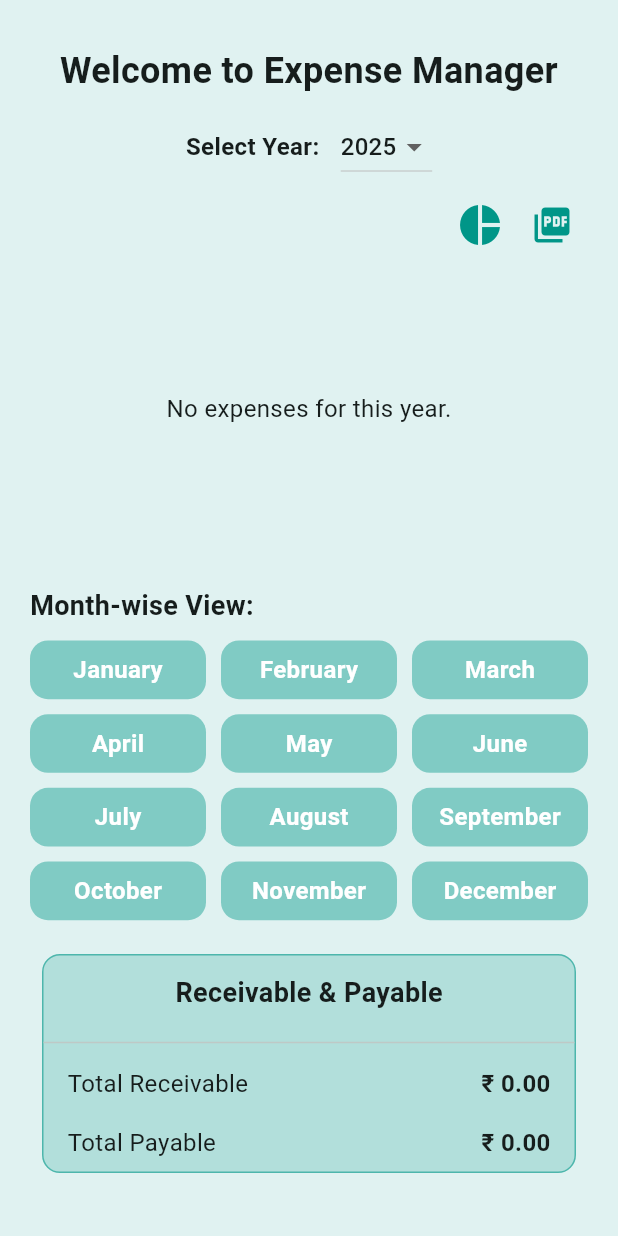
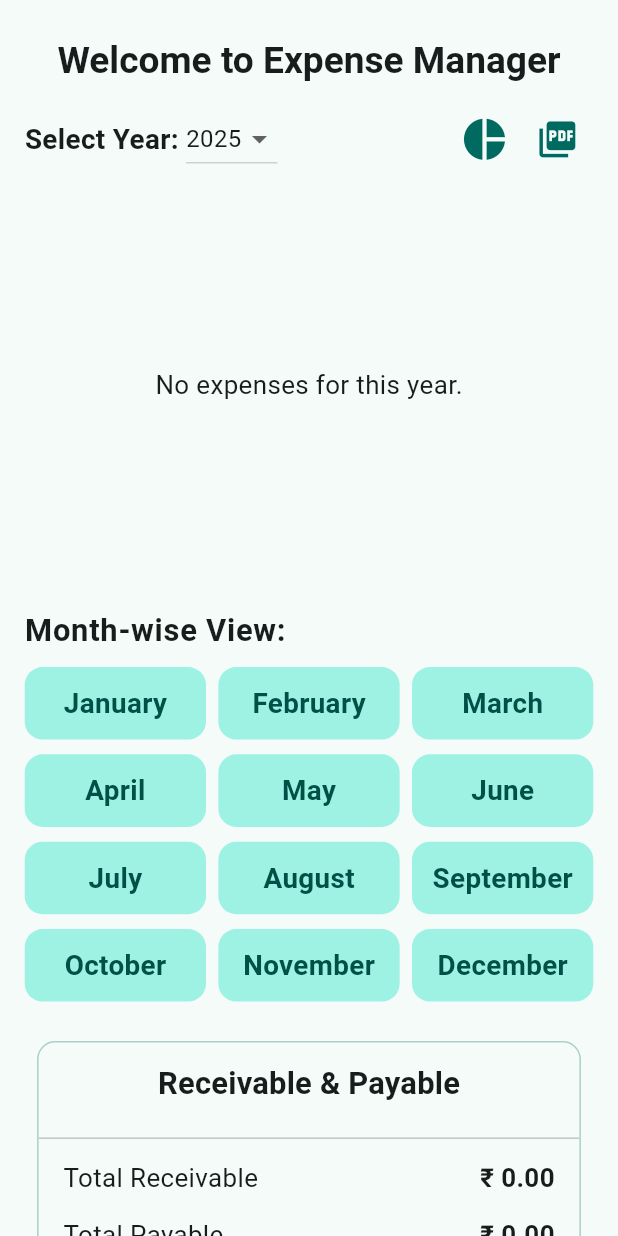
Before and after one commit to riteshny-dev/expense_manager, a Flutter app: the screen it shows after launch, after a tap on the "picture as pdf" icon, on a phone screen of 412 x 824 dp. Run offline on Flutter 3.47's test engine with Material 3 defaults, Android fonts, the phone set to English and light mode, and no system bars; our stand-ins replace fl_chart, hive, hive_flutter, pdf, permission_handler, share_plus; accounts and stored records are empty.

Commit message:
Made changes to the Welcome screen compatiable with the all the mobiles

```diff
--- a/lib/screens/welcome_screen.dart
+++ b/lib/screens/welcome_screen.dart
@@ -4,7 +4,6 @@ import 'package:hive/hive.dart';
 import 'package:pdf/widgets.dart' as pw;
 import 'package:pdf/pdf.dart';
 import 'package:path_provider/path_provider.dart';
-import 'package:permission_handler/permission_handler.dart';
 import 'dart:io';
 import 'package:share_plus/share_plus.dart';
 
@@ -72,7 +71,7 @@ class _WelcomeScreenState extends State<WelcomeScreen> {
           color: color,
           value: entry.value,
           title: '${entry.key}\n${percentage.toStringAsFixed(1)}%',
-          radius: 50,
+          radius: 40,
           titleStyle: const TextStyle(
             fontSize: 11,
             fontWeight: FontWeight.bold,
@@ -117,42 +116,42 @@ class _WelcomeScreenState extends State<WelcomeScreen> {
     }).toList();
   }
 
-  Widget _buildReceivablePayableSection() {
+  Widget _buildReceivablePayableSection(double screenWidth, double screenHeight, Color cardColor, Color borderColor, TextStyle? titleStyle, TextStyle? valueStyle) {
     return Padding(
-      padding: const EdgeInsets.symmetric(horizontal: 8.0, vertical: 12.0),
+      padding: EdgeInsets.symmetric(horizontal: screenWidth * 0.02, vertical: screenHeight * 0.012),
       child: Container(
         decoration: BoxDecoration(
-          color: Colors.teal.shade100,
+          color: cardColor,
           borderRadius: BorderRadius.circular(12),
-          border: Border.all(color: Colors.teal.shade300),
+          border: Border.all(color: borderColor),
         ),
         child: Column(
           children: [
-            const Padding(
-              padding: EdgeInsets.symmetric(vertical: 12.0),
+            Padding(
+              padding: EdgeInsets.symmetric(vertical: screenHeight * 0.015),
               child: Text(
                 'Receivable & Payable',
-                style: TextStyle(fontSize: 18, fontWeight: FontWeight.bold),
+                style: titleStyle,
               ),
             ),
             const Divider(),
             Padding(
-              padding: const EdgeInsets.symmetric(horizontal: 16.0, vertical: 8),
+              padding: EdgeInsets.symmetric(horizontal: screenWidth * 0.04, vertical: screenHeight * 0.008),
               child: Row(
                 mainAxisAlignment: MainAxisAlignment.spaceBetween,
-                children: const [
-                  Text('Total Receivable', style: TextStyle(fontSize: 16)),
-                  Text('₹ 0.00', style: TextStyle(fontSize: 16, fontWeight: FontWeight.w600)),
+                children: [
+                  Text('Total Receivable', style: valueStyle),
+                  Text('₹ 0.00', style: valueStyle?.copyWith(fontWeight: FontWeight.w600)),
                 ],
               ),
             ),
             Padding(
-              padding: const EdgeInsets.symmetric(horizontal: 16.0, vertical: 8),
+              padding: EdgeInsets.symmetric(horizontal: screenWidth * 0.04, vertical: screenHeight * 0.008),
               child: Row(
                 mainAxisAlignment: MainAxisAlignment.spaceBetween,
-                children: const [
-                  Text('Total Payable', style: TextStyle(fontSize: 16)),
-                  Text('₹ 0.00', style: TextStyle(fontSize: 16, fontWeight: FontWeight.w600)),
+                children: [
+                  Text('Total Payable', style: valueStyle),
+                  Text('₹ 0.00', style: valueStyle?.copyWith(fontWeight: FontWeight.w600)),
                 ],
               ),
             ),
@@ -202,15 +201,13 @@ class _WelcomeScreenState extends State<WelcomeScreen> {
       ),
     );
 
-    // Request storage permission if needed
-    if (await Permission.manageExternalStorage.request().isGranted) {
-      Directory? downloadsDir;
+    Directory? dir;
     if (Platform.isAndroid) {
-        downloadsDir = await getExternalStorageDirectory();
+      dir = await getExternalStorageDirectory();
     } else {
-        downloadsDir = await getDownloadsDirectory();
+      dir = await getDownloadsDirectory();
     }
-      final file = File("${downloadsDir!.path}/expense_report_$_selectedYear.pdf");
+    final file = File("${dir!.path}/expense_report_$_selectedYear.pdf");
     await file.writeAsBytes(await pdf.save());
 
     // Share the file
@@ -223,24 +220,18 @@ class _WelcomeScreenState extends State<WelcomeScreen> {
         ),
       );
     }
-    } else {
-      if (mounted) {
-        ScaffoldMessenger.of(context).showSnackBar(
-          const SnackBar(
-            content: Text('Storage permission denied.'),
-          ),
-        );
-      }
-    }
   }
 
   @override
   Widget build(BuildContext context) {
+    final theme = Theme.of(context);
+    final colorScheme = theme.colorScheme;
+    final screenWidth = MediaQuery.of(context).size.width;
+    final screenHeight = MediaQuery.of(context).size.height;
     final expenseBox = Hive.box<Expense>('expenses');
     final expenses = expenseBox.values.toList();
     final yearlyData = _calculateYearlyTotals(expenses);
     final pieSections = _getPieChartSections(yearlyData);
-    final barGroups = _getBarChartGroups(yearlyData);
 
     final months = const [
       'January', 'February', 'March', 'April',
@@ -248,30 +239,60 @@ class _WelcomeScreenState extends State<WelcomeScreen> {
       'September', 'October', 'November', 'December',
     ];
 
+    // Theme-aware colors and styles
+    final backgroundColor = colorScheme.background;
+    final cardColor = colorScheme.surface;
+    final borderColor = colorScheme.primary.withOpacity(0.3);
+    final buttonColor = colorScheme.primaryContainer;
+    final textColor = colorScheme.onBackground;
+    final titleStyle = theme.textTheme.titleMedium?.copyWith(
+      fontWeight: FontWeight.bold,
+      fontSize: screenWidth * 0.05,
+      color: textColor,
+    );
+    final valueStyle = theme.textTheme.bodyMedium?.copyWith(
+      fontSize: screenWidth * 0.042,
+      color: textColor,
+    );
+
     return Scaffold(
-      backgroundColor: Colors.teal[50],
+      backgroundColor: backgroundColor,
       body: SafeArea(
+        child: SingleChildScrollView(
           child: Padding(
-          padding: const EdgeInsets.all(20),
+            padding: EdgeInsets.symmetric(
+              horizontal: screenWidth * 0.04,
+              vertical: screenHeight * 0.02,
+            ),
             child: Column(
+              crossAxisAlignment: CrossAxisAlignment.center,
               children: [
-              const SizedBox(height: 10),
-              const Text(
+                SizedBox(height: screenHeight * 0.01),
+                Text(
                   'Welcome to Expense Manager',
-                style: TextStyle(fontSize: 24, fontWeight: FontWeight.bold),
+                  style: theme.textTheme.titleLarge?.copyWith(
+                        fontSize: screenWidth * 0.06,
+                        fontWeight: FontWeight.bold,
+                        color: textColor,
+                      ),
                   textAlign: TextAlign.center,
                 ),
-              const SizedBox(height: 10),
+                SizedBox(height: screenHeight * 0.015),
                 Row(
                   mainAxisAlignment: MainAxisAlignment.center,
                   children: [
-                  const Text(
+                    Text(
                       'Select Year: ',
-                    style: TextStyle(fontSize: 16, fontWeight: FontWeight.bold),
+                      style: theme.textTheme.bodyMedium?.copyWith(
+                            fontWeight: FontWeight.bold,
+                            fontSize: screenWidth * 0.045,
+                            color: textColor,
                           ),
-                  const SizedBox(width: 10),
+                    ),
                     DropdownButton<int>(
                       value: _selectedYear,
+                      dropdownColor: cardColor,
+                      style: theme.textTheme.bodyMedium?.copyWith(color: textColor),
                       items: _availableYears
                           .map((year) => DropdownMenuItem(
                                 value: year,
@@ -284,17 +305,12 @@ class _WelcomeScreenState extends State<WelcomeScreen> {
                         }
                       },
                     ),
-                ],
-              ),
-              const SizedBox(height: 4),
-              Row(
-                mainAxisAlignment: MainAxisAlignment.end,
-                children: [
+                    const Spacer(),
                     IconButton(
                       icon: Icon(
                         _showPieChart ? Icons.pie_chart : Icons.bar_chart,
-                      color: Colors.teal,
-                      size: 32,
+                        color: colorScheme.primary,
+                        size: screenWidth * 0.08,
                       ),
                       tooltip: _showPieChart ? "Show Bar Chart" : "Show Pie Chart",
                       onPressed: () {
@@ -305,21 +321,23 @@ class _WelcomeScreenState extends State<WelcomeScreen> {
                       },
                     ),
                     IconButton(
-                    icon: const Icon(Icons.picture_as_pdf, color: Colors.teal, size: 28),
+                      icon: Icon(Icons.picture_as_pdf, color: colorScheme.primary, size: screenWidth * 0.07),
                       tooltip: "Export as PDF",
                       onPressed: _exportYearlyDataToPdf,
                     ),
                   ],
                 ),
-              Expanded(
-                flex: 2,
+                SizedBox(height: screenHeight * 0.01),
+                Container(
+                  height: screenHeight * 0.32,
+                  alignment: Alignment.center,
                   child: yearlyData.isEmpty
-                    ? const Center(child: Text('No expenses for this year.'))
+                      ? Center(child: Text('No expenses for this year.', style: valueStyle))
                       : _showPieChart
                           ? PieChart(
                               PieChartData(
                                 sectionsSpace: 2,
-                              centerSpaceRadius: 40,
+                                centerSpaceRadius: screenWidth * 0.13,
                                 sections: pieSections,
                               ),
                             )
@@ -340,11 +358,11 @@ class _WelcomeScreenState extends State<WelcomeScreen> {
                                         final value = rod.toY;
                                         return BarTooltipItem(
                                           value.toStringAsFixed(1),
-                                        const TextStyle(
-                                          color: Colors.black,
+                                          TextStyle(
+                                            color: textColor,
                                             fontWeight: FontWeight.bold,
                                             fontSize: 14,
-                                          backgroundColor: Colors.white,
+                                            backgroundColor: cardColor,
                                           ),
                                         );
                                       }
@@ -375,10 +393,10 @@ class _WelcomeScreenState extends State<WelcomeScreen> {
                                                 : value >= 1000
                                                     ? '${(value ~/ 1000)}K'
                                                     : value.toInt().toString(),
-                                          style: const TextStyle(
+                                            style: TextStyle(
                                               fontSize: 12,
                                               fontWeight: FontWeight.w500,
-                                            color: Colors.black87,
+                                              color: textColor,
                                             ),
                                             textAlign: TextAlign.right,
                                           ),
@@ -402,12 +420,11 @@ class _WelcomeScreenState extends State<WelcomeScreen> {
                                             padding: const EdgeInsets.only(top: 8.0),
                                             child: Text(
                                               keys[value.toInt()],
-                                            style: const TextStyle(
+                                              style: TextStyle(
                                                 fontSize: 10,
                                                 fontWeight: FontWeight.w500,
-                                              color: Colors.black87,
+                                                color: textColor,
                                               ),
-                                            textAlign: TextAlign.center,
                                             ),
                                           );
                                         }
@@ -417,56 +434,32 @@ class _WelcomeScreenState extends State<WelcomeScreen> {
                                   ),
                                 ),
                                 borderData: FlBorderData(show: false),
-                              barGroups: yearlyData.entries.toList().asMap().entries.map((entry) {
-                                final i = entry.key;
-                                final e = entry.value;
-                                final colorList = [
-                                  Colors.blue,
-                                  Colors.red,
-                                  Colors.green,
-                                  Colors.orange,
-                                  Colors.purple,
-                                  Colors.teal,
-                                  Colors.brown,
-                                  Colors.pink,
-                                ];
-                                final color = colorList[i % colorList.length];
-                                return BarChartGroupData(
-                                  x: i,
-                                  barRods: [
-                                    BarChartRodData(
-                                      toY: e.value,
-                                      color: color,
-                                      width: 18,
-                                      borderRadius: BorderRadius.circular(6),
-                                      rodStackItems: [],
-                                    ),
-                                  ],
-                                  showingTooltipIndicators: _touchedBarIndex == i ? [0] : [],
-                                );
-                              }).toList(),
+                                barGroups: _getBarChartGroups(yearlyData),
                                 gridData: FlGridData(show: false),
                               ),
                             ),
                 ),
-              const SizedBox(height: 20),
-              const Align(
+                SizedBox(height: screenHeight * 0.02),
+                Align(
                   alignment: Alignment.centerLeft,
                   child: Text(
                     'Month-wise View:',
-                  style: TextStyle(fontSize: 18, fontWeight: FontWeight.bold),
+                    style: theme.textTheme.bodyLarge?.copyWith(
+                          fontWeight: FontWeight.bold,
+                          fontSize: screenWidth * 0.05,
+                          color: textColor,
                         ),
                   ),
-              const SizedBox(height: 10),
-              Expanded(
-                flex: 2,
-                child: GridView.builder(
+                ),
+                SizedBox(height: screenHeight * 0.01),
+                GridView.builder(
+                  shrinkWrap: true,
                   physics: const NeverScrollableScrollPhysics(),
-                  gridDelegate: const SliverGridDelegateWithFixedCrossAxisCount(
-                    crossAxisCount: 3,
-                    mainAxisSpacing: 10,
-                    crossAxisSpacing: 10,
-                    childAspectRatio: 3,
+                  gridDelegate: SliverGridDelegateWithFixedCrossAxisCount(
+                    crossAxisCount: screenWidth > 600 ? 4 : 3,
+                    mainAxisSpacing: screenHeight * 0.012,
+                    crossAxisSpacing: screenWidth * 0.02,
+                    childAspectRatio: 2.5,
                   ),
                   itemCount: months.length,
                   itemBuilder: (context, index) {
@@ -484,25 +477,27 @@ class _WelcomeScreenState extends State<WelcomeScreen> {
                       },
                       child: Container(
                         decoration: BoxDecoration(
-                          color: Colors.teal[200],
+                          color: buttonColor,
                           borderRadius: BorderRadius.circular(12),
                         ),
                         alignment: Alignment.center,
                         child: Text(
                           months[index],
-                          style: const TextStyle(
-                            color: Colors.white,
+                          style: TextStyle(
+                            color: colorScheme.onPrimaryContainer,
                             fontWeight: FontWeight.bold,
+                            fontSize: screenWidth * 0.045,
                           ),
                         ),
                       ),
                     );
                   },
                 ),
+                SizedBox(height: screenHeight * 0.02),
+                _buildReceivablePayableSection(screenWidth, screenHeight, cardColor, borderColor, titleStyle, valueStyle),
+                SizedBox(height: screenHeight * 0.02),
+              ],
             ),
-              _buildReceivablePayableSection(),
-              const SizedBox(height: 10),
-            ],
           ),
         ),
       ),
```
Lines whose indentation alone changed are shown as unchanged.
